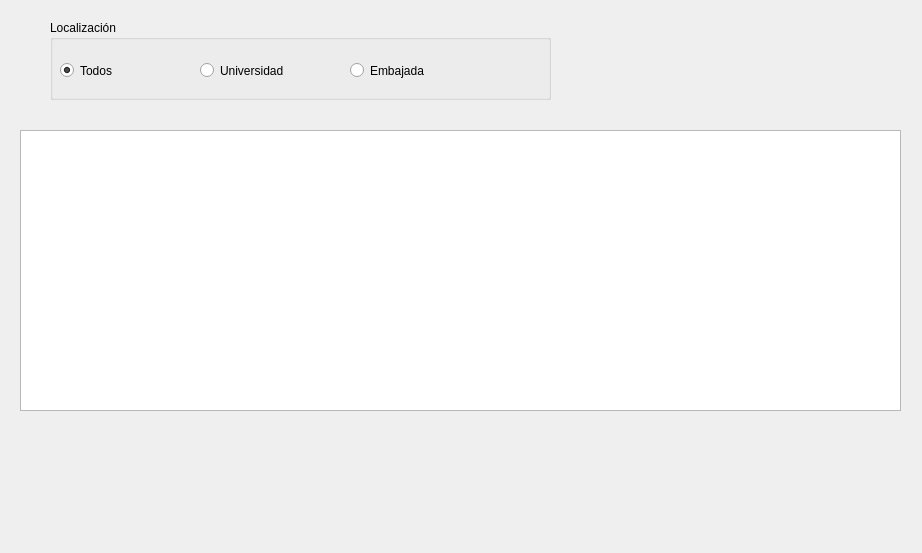
Old version of the form gui/dlggestionlibros.ui in the repository rogorido/libroskop.
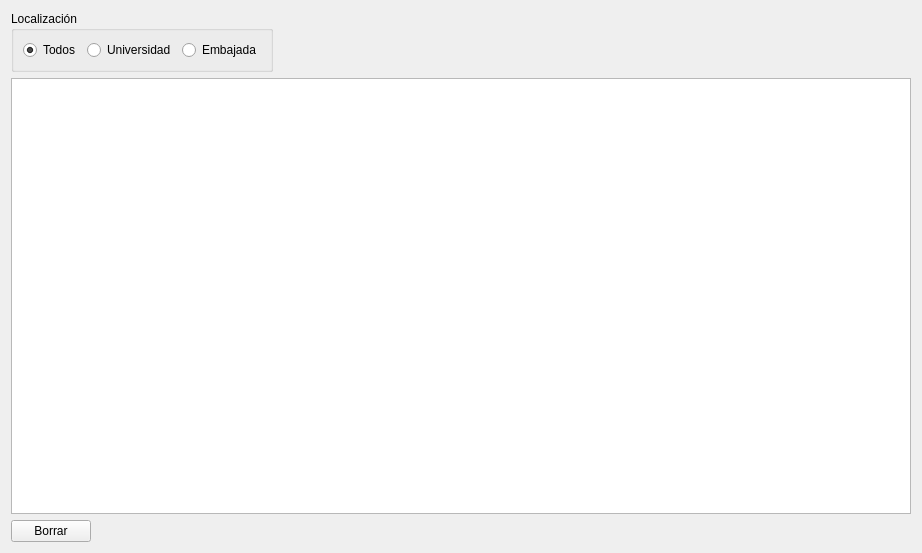
New version of the form. Icons and pictures are not drawn.

Commit message: Sistema de borrar libros

What changed in the file:
```diff
--- a/gui/dlggestionlibros.ui
+++ b/gui/dlggestionlibros.ui
@@ -13,37 +13,17 @@
   <property name="windowTitle">
    <string>Lista de libros</string>
   </property>
-  <widget class="QTableView" name="tvLibros">
-   <property name="geometry">
-    <rect>
-     <x>20</x>
-     <y>130</y>
-     <width>881</width>
-     <height>281</height>
-    </rect>
-   </property>
-  </widget>
+  <layout class="QVBoxLayout" name="verticalLayout">
+   <item>
+    <layout class="QHBoxLayout" name="horizontalLayout_2">
+     <item>
   <widget class="QGroupBox" name="groupBox">
-   <property name="geometry">
-    <rect>
-     <x>50</x>
-     <y>20</y>
-     <width>501</width>
-     <height>80</height>
-    </rect>
-   </property>
    <property name="title">
     <string>Localización</string>
    </property>
+       <layout class="QHBoxLayout" name="horizontalLayout">
+        <item>
    <widget class="QRadioButton" name="rbTodos">
-    <property name="geometry">
-     <rect>
-      <x>10</x>
-      <y>40</y>
-      <width>99</width>
-      <height>21</height>
-     </rect>
-    </property>
     <property name="text">
      <string>Todos</string>
     </property>
@@ -51,34 +31,74 @@
      <bool>true</bool>
     </property>
    </widget>
+        </item>
+        <item>
    <widget class="QRadioButton" name="rbUniversidad">
-    <property name="geometry">
-     <rect>
-      <x>150</x>
-      <y>40</y>
-      <width>99</width>
-      <height>21</height>
-     </rect>
-    </property>
     <property name="text">
      <string>Universidad</string>
     </property>
    </widget>
+        </item>
+        <item>
    <widget class="QRadioButton" name="rbEmbajada">
-    <property name="geometry">
-     <rect>
-      <x>300</x>
-      <y>40</y>
-      <width>99</width>
-      <height>21</height>
-     </rect>
-    </property>
     <property name="text">
      <string>Embajada</string>
     </property>
    </widget>
-  </widget>
- </widget>
- <resources/>
+        </item>
+       </layout>
+      </widget>
+     </item>
+     <item>
+      <spacer name="horizontalSpacer">
+       <property name="orientation">
+        <enum>Qt::Horizontal</enum>
+       </property>
+       <property name="sizeHint" stdset="0">
+        <size>
+         <width>40</width>
+         <height>20</height>
+        </size>
+       </property>
+      </spacer>
+     </item>
+    </layout>
+   </item>
+   <item>
+    <widget class="QTableView" name="tvLibros"/>
+   </item>
+   <item>
+    <layout class="QHBoxLayout" name="horizontalLayout_3">
+     <item>
+      <widget class="QPushButton" name="pbBorrar">
+       <property name="text">
+        <string>Borrar</string>
+       </property>
+       <property name="icon">
+        <iconset resource="../icons.qrc">
+         <normaloff>:/icons/icons/user-trash.png</normaloff>:/icons/icons/user-trash.png</iconset>
+       </property>
+      </widget>
+     </item>
+     <item>
+      <spacer name="horizontalSpacer_2">
+       <property name="orientation">
+        <enum>Qt::Horizontal</enum>
+       </property>
+       <property name="sizeHint" stdset="0">
+        <size>
+         <width>40</width>
+         <height>20</height>
+        </size>
+       </property>
+      </spacer>
+     </item>
+    </layout>
+   </item>
+  </layout>
+ </widget>
+ <resources>
+  <include location="../icons.qrc"/>
+ </resources>
  <connections/>
 </ui>
```
Lines whose indentation alone changed are shown as unchanged. The commit also changes 3 other files.
